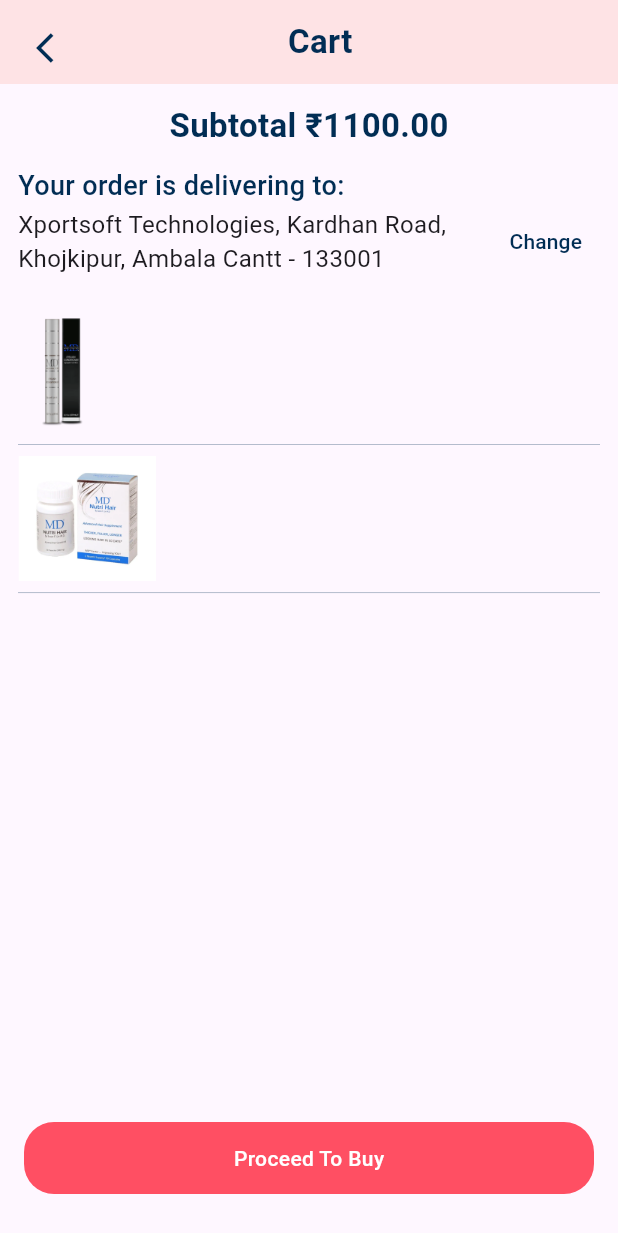
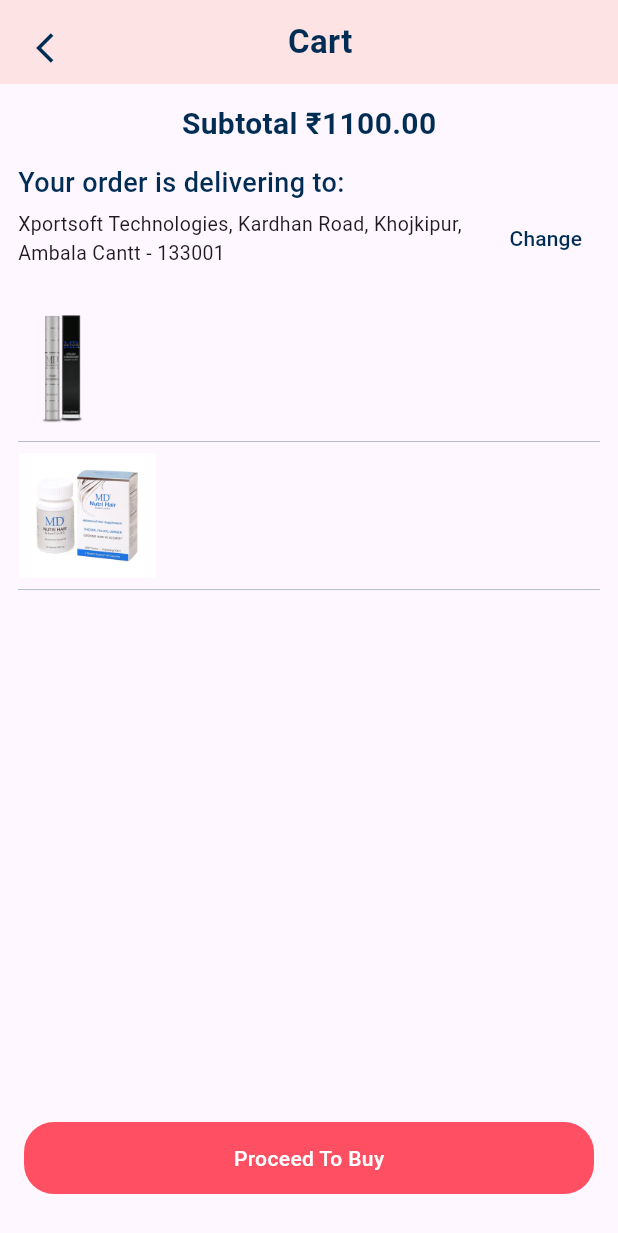
Before and after one commit to GouravXportsoft/looks_beauty, a Flutter app: the CartScreen screen opened directly, on a phone screen of 412 x 824 dp. Shown: the top 1233 px of the screen. Run offline on Flutter 3.47's test engine with Material 3 defaults, Android fonts, the phone set to English and light mode, and no system bars; our stand-ins replace animated_splash_screen, dot_navigation_bar, google_fonts, rounded_loading_button, shimmer, velocity_x.

Commit message:
everthing up to date0

```diff
--- a/lib/Screens/MyAccountScreen.dart
+++ b/lib/Screens/MyAccountScreen.dart
@@ -95,7 +95,7 @@ class _myAccScreenState extends State<myAccScreen> {
                                     child: Padding(
                                       padding: EdgeInsets.only(bottom: 16),
                                       child: Text(
-                                        "Setting",
+                                        "Settings",
                                         style: TextStyle(
                                             color: bottomBarColor,
                                             fontSize: 20,
--- a/lib/Screens/cartscreen.dart
+++ b/lib/Screens/cartscreen.dart
@@ -67,7 +67,7 @@ class _CartScreenState extends State<CartScreen> {
                             child: Text(
                               "Subtotal ₹1100.00",
                               style: TextStyle(
-                                fontSize: 22,
+                                fontSize: 20,
                                 fontWeight: FontWeight.w600,
                                 color: bottomBarColor,
                               ),
@@ -90,7 +90,7 @@ class _CartScreenState extends State<CartScreen> {
                             const Expanded(
                               child: Text(
                                 "Xportsoft Technologies, Kardhan Road, Khojkipur, Ambala Cantt - 133001",
-                                style: TextStyle(fontSize: 16),
+                                style: TextStyle(fontSize: 13),
                               ),
                             ),
                             TextButton(
@@ -102,7 +102,7 @@ class _CartScreenState extends State<CartScreen> {
                             ),
                           ],
                         ),
-                        SizedBox(
+                        const SizedBox(
                           height: 20,
                         ),
                         Orders(context),
@@ -152,7 +152,7 @@ class _CartScreenState extends State<CartScreen> {
           onTap: () {
             Navigator.push(
               context,
-              MaterialPageRoute(builder: (context) => OrderDetail()),
+              MaterialPageRoute(builder: (context) => const OrderDetail()),
             );
           },
           child: Column(
@@ -165,7 +165,7 @@ class _CartScreenState extends State<CartScreen> {
                   ),
                 ],
               ),
-              Divider(
+              const Divider(
                 color: bottomBarColor,
                 thickness: 0.2,
               )
```
Also changed, not shown: lib/Screens/MyOrder.dart (+5 -4 lines), lib/Screens/home_screen.dart (+3 -6 lines), pubspec.lock.
